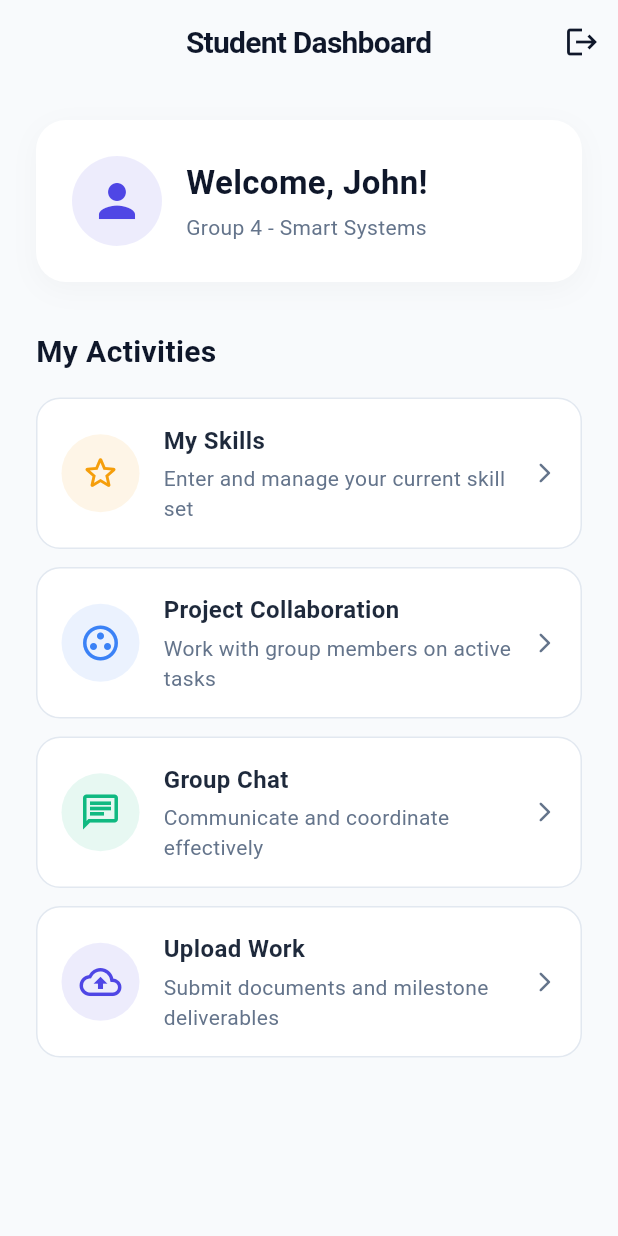
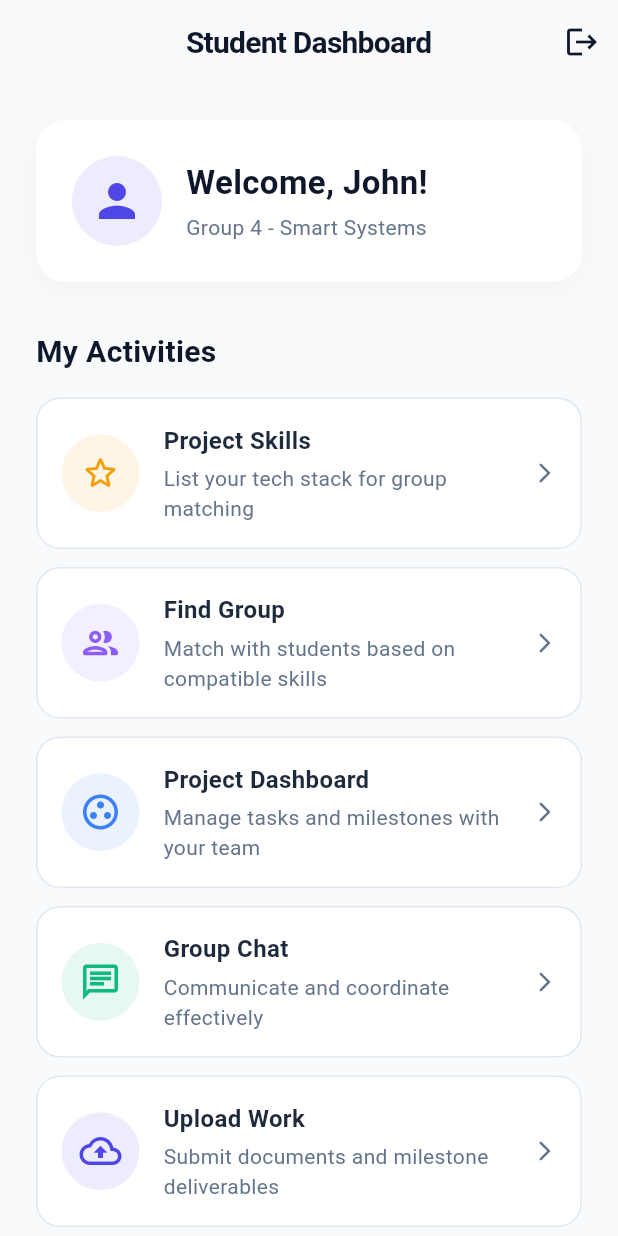
Before and after one commit to ShadaMaitexa/skillory_coet, a Flutter app: the screen it shows after launch, after a tap on "Sign In", on a phone screen of 412 x 824 dp. Run offline on Flutter 3.47's test engine with Material 3 defaults, Android fonts, the phone set to English and light mode, and no system bars.

```diff
--- a/lib/main.dart
+++ b/lib/main.dart
@@ -60,8 +60,8 @@ class _OnboardingScreenState extends State<OnboardingScreen> {
               ),
             ),
             SizedBox(height: 8),
-            Text(
-              'Empowering Skills & Growth',
+            const Text(
+              'Perfect Project Partners',
               style: TextStyle(fontSize: 16, color: Colors.white70),
             ),
           ],
--- a/lib/screens/auth/login_screen.dart
+++ b/lib/screens/auth/login_screen.dart
@@ -2,9 +2,6 @@ import 'package:flutter/material.dart';
 import '../../theme/app_theme.dart';
 import '../../widgets/custom_button.dart';
 import '../../widgets/custom_textfield.dart';
-import '../admin/admin_dashboard.dart';
-import '../faculty/coordinator_dashboard.dart';
-import '../faculty/guide_dashboard.dart';
 import '../student/student_dashboard.dart';
 import 'register_screen.dart';
 
@@ -16,32 +13,14 @@ class LoginScreen extends StatefulWidget {
 }
 
 class _LoginScreenState extends State<LoginScreen> {
-  String _selectedRole = 'Student';
-  final _roles = ['Admin', 'Coordinator', 'Guide', 'Student'];
-
   void _handleLogin() {
     if (!mounted) return;
-    if (_selectedRole == 'Admin') {
-      Navigator.pushReplacement(
-        context,
-        MaterialPageRoute(builder: (_) => const AdminDashboard()),
-      );
-    } else if (_selectedRole == 'Coordinator') {
-      Navigator.pushReplacement(
-        context,
-        MaterialPageRoute(builder: (_) => const CoordinatorDashboard()),
-      );
-    } else if (_selectedRole == 'Guide') {
-      Navigator.pushReplacement(
-        context,
-        MaterialPageRoute(builder: (_) => const GuideDashboard()),
-      );
-    } else {
-      Navigator.pushReplacement(
-        context,
-        MaterialPageRoute(builder: (_) => const StudentDashboard()),
-      );
-    }
+    // Note: Role-based navigation will be implemented here later
+    // For now, defaulting to StudentDashboard
+    Navigator.pushReplacement(
+      context,
+      MaterialPageRoute(builder: (_) => const StudentDashboard()),
+    );
   }
 
   @override
@@ -77,51 +56,11 @@ class _LoginScreenState extends State<LoginScreen> {
               ),
               const SizedBox(height: 8),
               const Text(
-                'Sign in to continue to Skillory',
+                'Sign in to find your project partners',
                 textAlign: TextAlign.center,
                 style: TextStyle(fontSize: 16, color: AppTheme.textLight),
               ),
               const SizedBox(height: 48),
-
-              Container(
-                padding: const EdgeInsets.symmetric(
-                  horizontal: 16,
-                  vertical: 4,
-                ),
-                decoration: BoxDecoration(
-                  color: AppTheme.surface,
-                  borderRadius: BorderRadius.circular(12),
-                  border: Border.all(color: const Color(0xFFE2E8F0)),
-                ),
-                child: DropdownButtonHideUnderline(
-                  child: DropdownButton<String>(
-                    value: _selectedRole,
-                    isExpanded: true,
-                    icon: const Icon(
-                      Icons.keyboard_arrow_down_rounded,
-                      color: AppTheme.textLight,
-                    ),
-                    items: _roles.map((role) {
-                      return DropdownMenuItem(
-                        value: role,
-                        child: Text(
-                          'Login as $role',
-                          style: const TextStyle(
-                            fontWeight: FontWeight.w600,
-                            color: AppTheme.text,
-                          ),
-                        ),
-                      );
-                    }).toList(),
-                    onChanged: (val) {
-                      if (val != null) {
-                        setState(() => _selectedRole = val);
-                      }
-                    },
-                  ),
-                ),
-              ),
-              const SizedBox(height: 16),
 
               const CustomTextField(
                 label: 'Email Address',
--- a/lib/screens/auth/register_screen.dart
+++ b/lib/screens/auth/register_screen.dart
@@ -45,7 +45,7 @@ class _RegisterScreenState extends State<RegisterScreen> {
               ),
               const SizedBox(height: 8),
               const Text(
-                'Join Skillory to manage and enhance skills',
+                'Find your perfect project partners',
                 textAlign: TextAlign.left,
                 style: TextStyle(fontSize: 16, color: AppTheme.textLight),
               ),
@@ -127,6 +127,15 @@ class _RegisterScreenState extends State<RegisterScreen> {
                 isPassword: true,
               ),
 
+              if (_selectedRole == 'Student') ...[
+                const SizedBox(height: 16),
+                const CustomTextField(
+                  label: 'Skills',
+                  hint: 'Flutter, Dart, Python, etc.',
+                  prefixIcon: Icons.psychology_outlined,
+                ),
+              ],
+
               const SizedBox(height: 32),
               CustomButton(
                 text: 'Register',
--- a/lib/screens/student/student_dashboard.dart
+++ b/lib/screens/student/student_dashboard.dart
@@ -92,15 +92,22 @@ class StudentDashboard extends StatelessWidget {
 
               _buildFeatureCard(
                 Icons.star_border_rounded,
-                'My Skills',
-                'Enter and manage your current skill set',
+                'Project Skills',
+                'List your tech stack for group matching',
                 const Color(0xFFF59E0B),
               ),
               const SizedBox(height: 12),
               _buildFeatureCard(
+                Icons.people_outline_rounded,
+                'Find Group',
+                'Match with students based on compatible skills',
+                const Color(0xFF8B5CF6),
+              ),
+              const SizedBox(height: 12),
+              _buildFeatureCard(
                 Icons.group_work_outlined,
-                'Project Collaboration',
-                'Work with group members on active tasks',
+                'Project Dashboard',
+                'Manage tasks and milestones with your team',
                 const Color(0xFF3B82F6),
               ),
               const SizedBox(height: 12),
```
